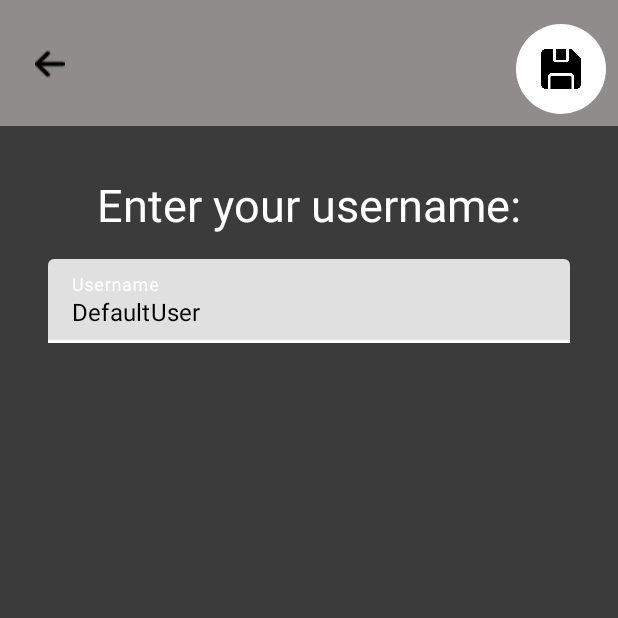
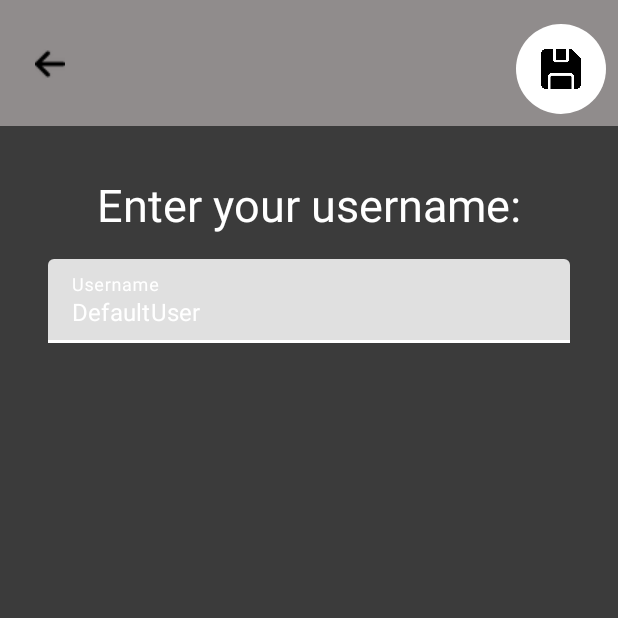
Before and after one commit to Extreme69/SCPapp, an Android app built with Jetpack Compose: the SettingsActivity screen opened directly, with no data from a screen before it, on a phone screen of 412 x 824 dp, the top half of it. Run offline under Robolectric (Android 15) with nearby library versions, the phone set to English and light mode, and no system bars.

Commit message:
Added missing classification image and fixed some bugs

```diff
--- a/app/src/main/java/com/example/scpapp/activity/scp/SCPDetailActivity.kt
+++ b/app/src/main/java/com/example/scpapp/activity/scp/SCPDetailActivity.kt
@@ -84,6 +84,7 @@ class SCPDetailActivity : AppCompatActivity() {
             "thaumiel" -> R.drawable.ic_scp_thaumiel
             "ticonderoga" -> R.drawable.ic_scp_ticonderoga
             "archon" -> R.drawable.ic_scp_archon
+            "uncontained" -> R.drawable.ic_scp_uncontained
             else -> {
                 Log.d("SCPDetailActivity", "No image for this classification: ${details.classification}")
                 0 // Default value, no image
--- a/app/src/main/java/com/example/scpapp/adapter/SCPAdapter.kt
+++ b/app/src/main/java/com/example/scpapp/adapter/SCPAdapter.kt
@@ -31,11 +31,11 @@ class SCPAdapter(private val onItemClick: (SCP) -> Unit) :
     ) : RecyclerView.ViewHolder(binding.root) {
 
         fun bind(scp: SCP) {
-            // Bind the SCP ID and Title (e.g., "SCP-173: The Statue")
+            // Bind the SCP ID, Title and classification (e.g., "SCP-173: The Statue - Euclid")
             binding.textViewSCPTitle.text = "${scp.id}: ${scp.title} - ${scp.classification}"
 
-            // Bind the SCP Classification (e.g., "Keter")
-            binding.textViewSCPClassification.text = "By: ${scp.creator}"
+            // Check if creator is null and set it to "Unknown" if true
+            binding.textViewSCPClassification.text = "By: ${scp.creator ?: "Unknown"}"
 
             // Bind the SCP Rating (e.g., "93")
             binding.textViewSCPRating.text = scp.rating.toString()
--- a/app/src/main/java/com/example/scpapp/api/RetrofitClient.kt
+++ b/app/src/main/java/com/example/scpapp/api/RetrofitClient.kt
@@ -6,7 +6,7 @@ import retrofit2.Retrofit
 import retrofit2.converter.gson.GsonConverterFactory
 
 object RetrofitClient {
-    private const val BASE_URL = "http://192.168.1.41:3000/"
+    private const val BASE_URL = "https://a868-95-103-247-210.ngrok-free.app/"
 
     // Create a logging interceptor to capture HTTP requests and responses
     private val loggingInterceptor = HttpLoggingInterceptor().apply {
--- a/app/src/main/res/layout/activity_settings.xml
+++ b/app/src/main/res/layout/activity_settings.xml
@@ -87,7 +87,7 @@
             android:layout_width="match_parent"
             android:layout_height="wrap_content"
             android:hint="@string/username_hint"
-            android:textColor="@android:color/black"
+            android:textColor="@android:color/white"
             android:textSize="16sp" />
     </com.google.android.material.textfield.TextInputLayout>
 
--- a/app/src/main/res/xml/network_security_config.xml
+++ b/app/src/main/res/xml/network_security_config.xml
@@ -1,6 +1,6 @@
 <?xml version="1.0" encoding="utf-8"?>
 <network-security-config>
     <domain-config cleartextTrafficPermitted="true">
-        <domain includeSubdomains="true">192.168.1.41</domain>
+        <domain includeSubdomains="true">https://a868-95-103-247-210.ngrok-free.app</domain>
     </domain-config>
 </network-security-config>
```
Also changed, not shown: app/src/main/res/drawable/ic_scp_uncontained.png (added).
